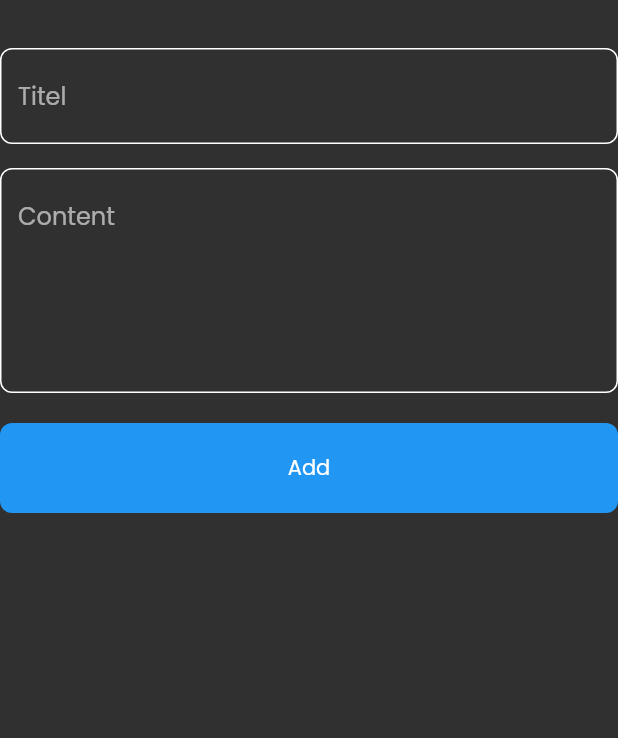
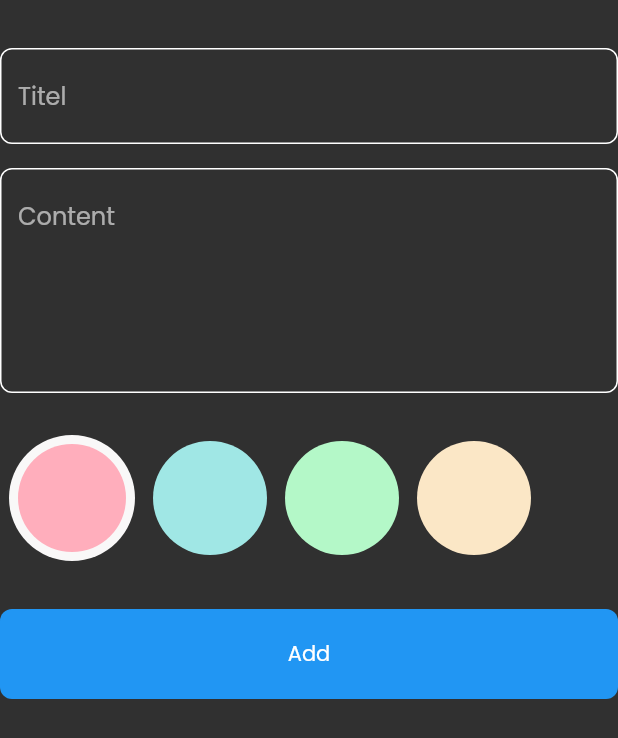
Before and after one commit to usamaaboHaroon/noteapp, a Flutter app: the AddNoteForm widget shown alone on an empty page, opened directly, on a phone screen of 412 x 824 dp. Shown: the top 738 px of the screen. Run offline on Flutter 3.47's test engine with Material 2 defaults, Android fonts, the phone set to English and light mode, and no system bars; our stand-ins replace bloc, flutter_bloc, font_awesome_flutter, hive, hive_flutter; accounts and stored records are empty.

Commit message:
done app

```diff
--- a/lib/cubits/add_note_cubit/add_note_cubit.dart
+++ b/lib/cubits/add_note_cubit/add_note_cubit.dart
@@ -9,7 +9,9 @@ part 'add_note_state.dart';
 
 class AddNoteCubit extends Cubit<AddNoteState> {
   AddNoteCubit() : super(AddNoteInitial());
+  Color color = const Color(0xFFFFAEBC);
   addNote(NoteModel note) async {
+    note.color = color.value;
     emit(AddNoteLoding());
 
     try {
--- a/lib/views/widgets/Edit_Note_View_Body.dart
+++ b/lib/views/widgets/Edit_Note_View_Body.dart
@@ -1,8 +1,10 @@
 import 'package:flutter/material.dart';
 import 'package:flutter_bloc/flutter_bloc.dart';
 import 'package:note_app/cubits/notes_cubit/notes_cubit.dart';
+
 import 'package:note_app/views/widgets/custom_app_bar.dart';
 import 'package:note_app/views/widgets/custom_text_field.dart';
+import 'package:note_app/views/widgets/edeit_colors_note.dart';
 
 import '../../models/note_model.dart';
 
@@ -56,6 +58,9 @@ class _EditNoteViewBodyState extends State<EditNoteViewBody> {
             hint: widget.note.subTitle,
             maxLines: 5,
           ),
+          EdeitColors(
+            note: widget.note,
+          ),
         ],
       ),
     );
--- a/lib/views/widgets/add_note_form.dart
+++ b/lib/views/widgets/add_note_form.dart
@@ -4,6 +4,7 @@ import 'package:intl/intl.dart';
 import 'package:note_app/cubits/add_note_cubit/add_note_cubit.dart';
 
 import '../../models/note_model.dart';
+import 'colors_list_view.dart';
 import 'costom_button.dart';
 import 'custom_text_field.dart';
 
@@ -48,6 +49,10 @@ class _AddNoteFormState extends State<AddNoteForm> {
             hint: 'Content',
             maxLines: 5,
           ),
+          const SizedBox(
+            height: 16,
+          ),
+          const ColorsListView(),
           BlocBuilder<AddNoteCubit, AddNoteState>(
             builder: (context, state) {
               return CustomButton(
--- /dev/null
+++ b/lib/views/widgets/colors_list_view.dart
@@ -0,0 +1,64 @@
+import 'package:flutter/material.dart';
+import 'package:flutter_bloc/flutter_bloc.dart';
+import 'package:note_app/cubits/add_note_cubit/add_note_cubit.dart';
+import 'package:note_app/views/widgets/constants.dart';
+
+class ColoItims extends StatelessWidget {
+  const ColoItims({super.key, required this.isActive, required this.color});
+  final bool isActive;
+  final Color color;
+  @override
+  Widget build(BuildContext context) {
+    return isActive
+        ? CircleAvatar(
+            radius: 42,
+            backgroundColor: Color.fromARGB(255, 249, 248, 248),
+            child: CircleAvatar(
+              radius: 36,
+              backgroundColor: color,
+            ),
+          )
+        : CircleAvatar(
+            radius: 38,
+            backgroundColor: color,
+          );
+  }
+}
+
+class ColorsListView extends StatefulWidget {
+  const ColorsListView({
+    super.key,
+  });
+
+  @override
+  State<ColorsListView> createState() => _ColorsListViewState();
+}
+
+class _ColorsListViewState extends State<ColorsListView> {
+  int currentIndex = 0;
+
+  @override
+  Widget build(BuildContext context) {
+    return SizedBox(
+      height: 36 * 3,
+      child: ListView.builder(
+        scrollDirection: Axis.horizontal,
+        itemCount: kcolors.length,
+        itemBuilder: (context, index) => Padding(
+          padding: const EdgeInsets.symmetric(horizontal: 6),
+          child: GestureDetector(
+            onTap: () {
+              currentIndex = index;
+              BlocProvider.of<AddNoteCubit>(context).color = kcolors[index];
+              setState(() {});
+            },
+            child: ColoItims(
+              color: kcolors[index],
+              isActive: currentIndex == index,
+            ),
+          ),
+        ),
+      ),
+    );
+  }
+}
--- a/lib/views/widgets/constants.dart
+++ b/lib/views/widgets/constants.dart
@@ -2,3 +2,9 @@ import 'package:flutter/animation.dart';
 
 const kPrimaryColor = Color(0xff62FCD7);
 const kNotesBox = 'notes_box';
+List<Color> kcolors = const [
+  Color(0xFFFFAEBC),
+  Color(0xFFA0E7E5),
+  Color(0xFFB4F8C8),
+  Color(0xFFFBE7C6),
+];
--- a/lib/views/widgets/custom_text_field.dart
+++ b/lib/views/widgets/custom_text_field.dart
@@ -2,12 +2,13 @@ import 'package:flutter/material.dart';
 import 'package:note_app/views/widgets/constants.dart';
 
 class CustomTextField extends StatelessWidget {
-  const CustomTextField(
-      {super.key,
-      required this.hint,
-      this.maxLines = 1,
-      this.onSaved,
-      this.onChanged});
+  const CustomTextField({
+    super.key,
+    required this.hint,
+    this.maxLines = 1,
+    this.onSaved,
+    this.onChanged,
+  });
 
   final String hint;
   final int maxLines;
```
Also changed, not shown: lib/views/widgets/edeit_colors_note.dart (added, +46 -0 lines).
